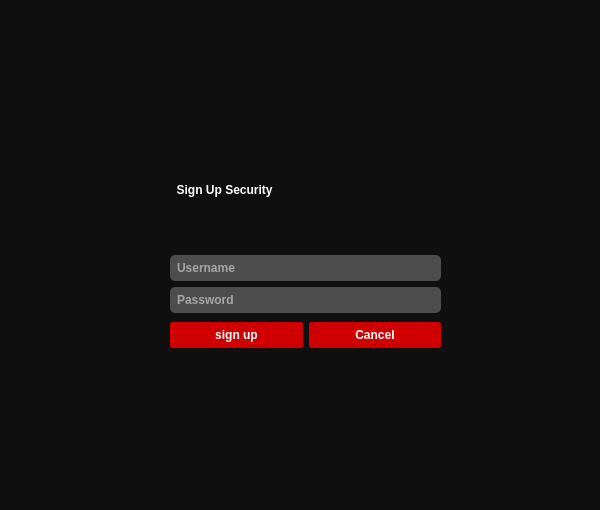
First picture: the form in sign_up_page.ui, repository Pouyaamini123/Messenger_smile_20, before the edit.
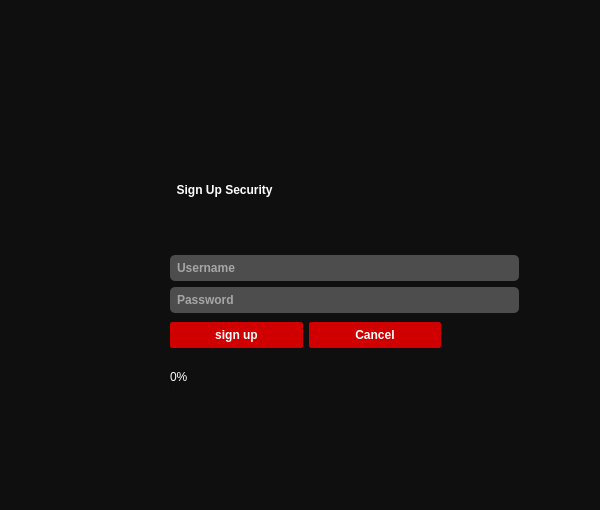
Second picture: the form after the edit. Icons and pictures are not drawn.

Patch:
```diff
--- a/sign_up_page.ui
+++ b/sign_up_page.ui
@@ -199,7 +199,7 @@
     <rect>
      <x>170</x>
      <y>130</y>
-     <width>271</width>
+     <width>349</width>
      <height>183</height>
     </rect>
    </property>
@@ -279,6 +279,19 @@
     </item>
    </layout>
   </widget>
+  <widget class="QProgressBar" name="progressBar_1">
+   <property name="geometry">
+    <rect>
+     <x>170</x>
+     <y>370</y>
+     <width>131</width>
+     <height>23</height>
+    </rect>
+   </property>
+   <property name="value">
+    <number>0</number>
+   </property>
+  </widget>
  </widget>
  <resources/>
  <connections/>
```
